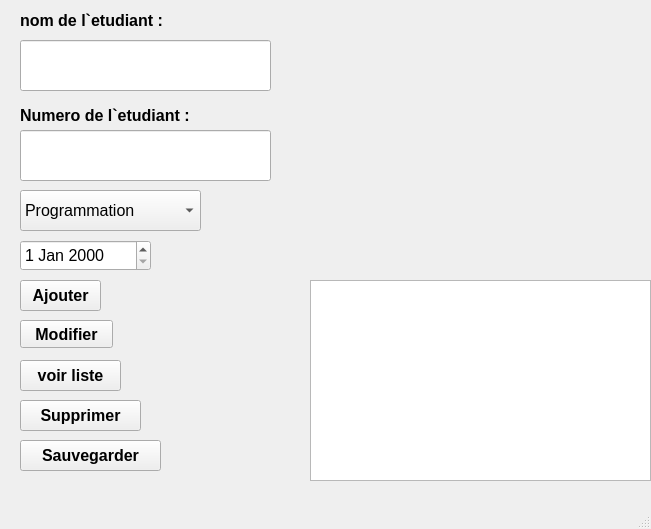
The window that interface_QT.ui (jlebelj/intra_1) describes before a commit, drawn with Qt 5.
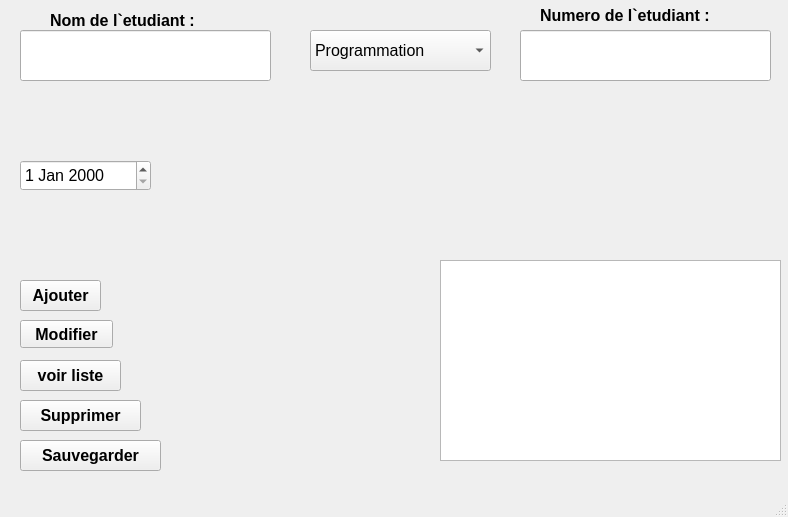
The same window after the commit.

The edit to the form file:
```diff
--- a/interface_QT.ui
+++ b/interface_QT.ui
@@ -6,8 +6,8 @@
    <rect>
     <x>0</x>
     <y>0</y>
-    <width>651</width>
-    <height>529</height>
+    <width>788</width>
+    <height>517</height>
    </rect>
   </property>
   <property name="font">
@@ -22,7 +22,7 @@
    <widget class="QLabel" name="l_nom">
     <property name="geometry">
      <rect>
-      <x>20</x>
+      <x>50</x>
       <y>10</y>
       <width>191</width>
       <height>21</height>
@@ -36,14 +36,14 @@
      </font>
     </property>
     <property name="text">
-     <string>nom de l`etudiant :</string>
+     <string>Nom de l`etudiant :</string>
     </property>
    </widget>
    <widget class="QLineEdit" name="line_nom">
     <property name="geometry">
      <rect>
       <x>20</x>
-      <y>40</y>
+      <y>30</y>
       <width>251</width>
       <height>51</height>
      </rect>
@@ -72,8 +72,8 @@
    <widget class="QLineEdit" name="line_num">
     <property name="geometry">
      <rect>
-      <x>20</x>
-      <y>130</y>
+      <x>520</x>
+      <y>30</y>
       <width>251</width>
       <height>51</height>
      </rect>
@@ -85,8 +85,8 @@
    <widget class="QLabel" name="l_num">
     <property name="geometry">
      <rect>
-      <x>20</x>
-      <y>100</y>
+      <x>540</x>
+      <y>0</y>
       <width>221</width>
       <height>31</height>
      </rect>
@@ -104,8 +104,8 @@
    <widget class="QTextBrowser" name="TB_answer">
     <property name="geometry">
      <rect>
-      <x>310</x>
-      <y>280</y>
+      <x>440</x>
+      <y>260</y>
       <width>341</width>
       <height>201</height>
      </rect>
@@ -128,9 +128,9 @@
    <widget class="QLabel" name="MS_erreur">
     <property name="geometry">
      <rect>
-      <x>320</x>
-      <y>10</y>
-      <width>321</width>
+      <x>490</x>
+      <y>90</y>
+      <width>291</width>
       <height>41</height>
      </rect>
     </property>
@@ -146,8 +146,8 @@
    <widget class="QComboBox" name="CB_choix">
     <property name="geometry">
      <rect>
-      <x>20</x>
-      <y>190</y>
+      <x>310</x>
+      <y>30</y>
       <width>181</width>
       <height>41</height>
      </rect>
@@ -167,7 +167,7 @@
     <property name="geometry">
      <rect>
       <x>20</x>
-      <y>240</y>
+      <y>160</y>
       <width>131</width>
       <height>31</height>
      </rect>
@@ -250,6 +250,32 @@
      <string>voir liste</string>
     </property>
    </widget>
+   <widget class="QLabel" name="MS_erreur_nom">
+    <property name="geometry">
+     <rect>
+      <x>20</x>
+      <y>90</y>
+      <width>271</width>
+      <height>41</height>
+     </rect>
+    </property>
+    <property name="text">
+     <string/>
+    </property>
+   </widget>
+   <widget class="QLabel" name="MS_erreur_age">
+    <property name="geometry">
+     <rect>
+      <x>10</x>
+      <y>200</y>
+      <width>271</width>
+      <height>41</height>
+     </rect>
+    </property>
+    <property name="text">
+     <string/>
+    </property>
+   </widget>
   </widget>
   <widget class="QMenuBar" name="menubar">
    <property name="geometry">
```
Left out of the diff: 4 changed lines with no effect on the pictures.
